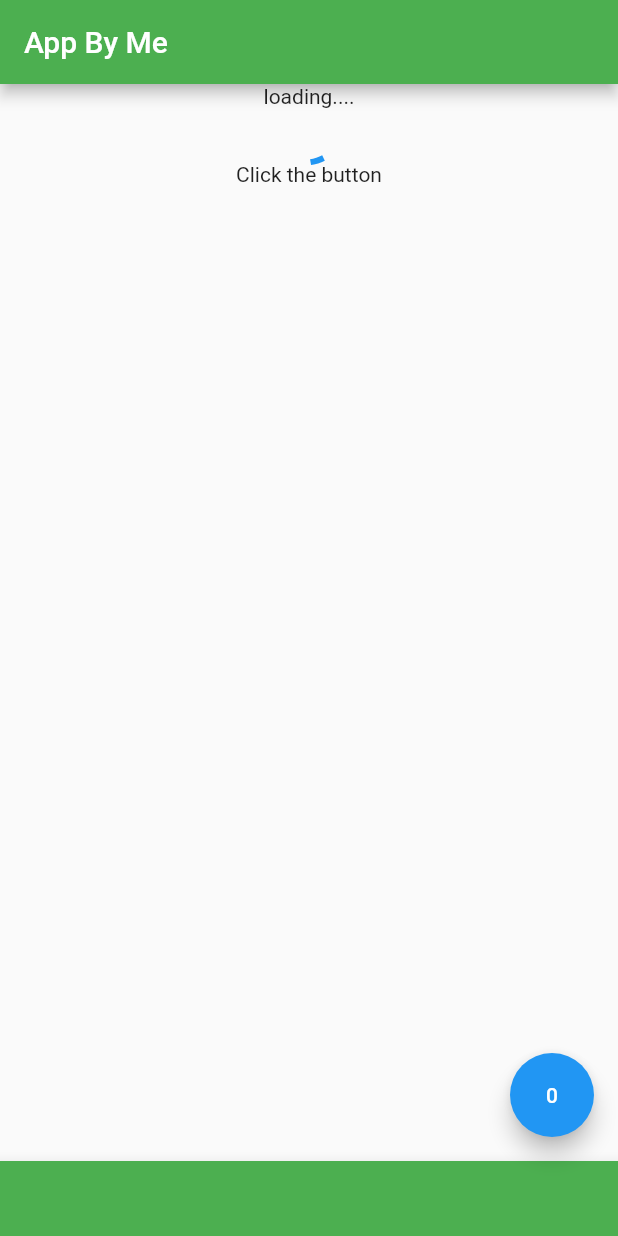
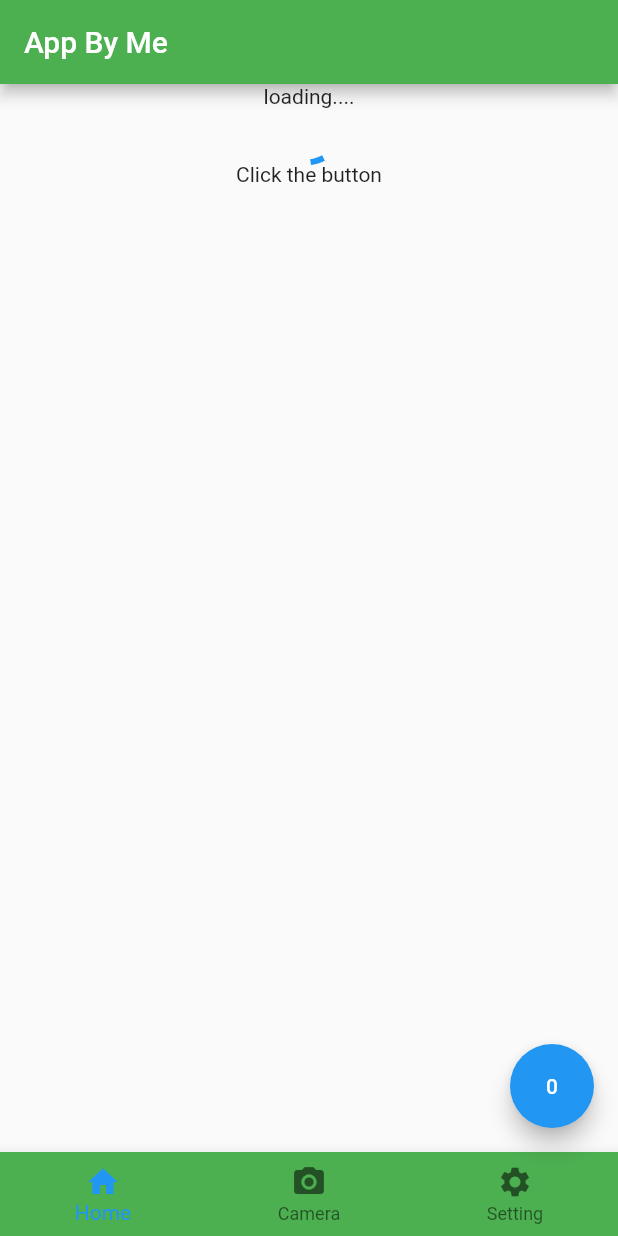
Before and after one commit to cs-ubu/cs-ubu-1144384-62-1-assignment-04-Chaiwat1997, a Flutter app: the screen it shows after launch, on a phone screen of 412 x 824 dp. Run offline on Flutter 3.47's test engine with Material 2 defaults, Android fonts, the phone set to English and light mode, and no system bars.

Commit message:
new update

```diff
--- a/csubu_flutter_app/lib/main.dart
+++ b/csubu_flutter_app/lib/main.dart
@@ -125,10 +125,26 @@ class _AppHomePageState extends State<AppHomePage> {
           child: (_loading)? loadingWidget(context) : studentWidgets(context),
 
         ),
-        bottomNavigationBar: BottomAppBar(
-          child: Container(height: 50.0,),
-          color: Colors.green,
+        bottomNavigationBar: BottomNavigationBar(
+
+          items:[
+            BottomNavigationBarItem(
+              title: Text("Home"),
+              icon: Icon(Icons.home),
+            ),
+            BottomNavigationBarItem(
+                title: Text("Camera"),
+                icon: Icon(Icons.camera_alt)
+            ),
+            BottomNavigationBarItem(
+                title: Text("Setting"),
+                icon: Icon(Icons.settings)
+            ),
+          ],
+          backgroundColor: Colors.green,
+
         ),
+
         floatingActionButton: FloatingActionButton(
           onPressed: _incrementCounter,
           tooltip: 'Increment',
```
